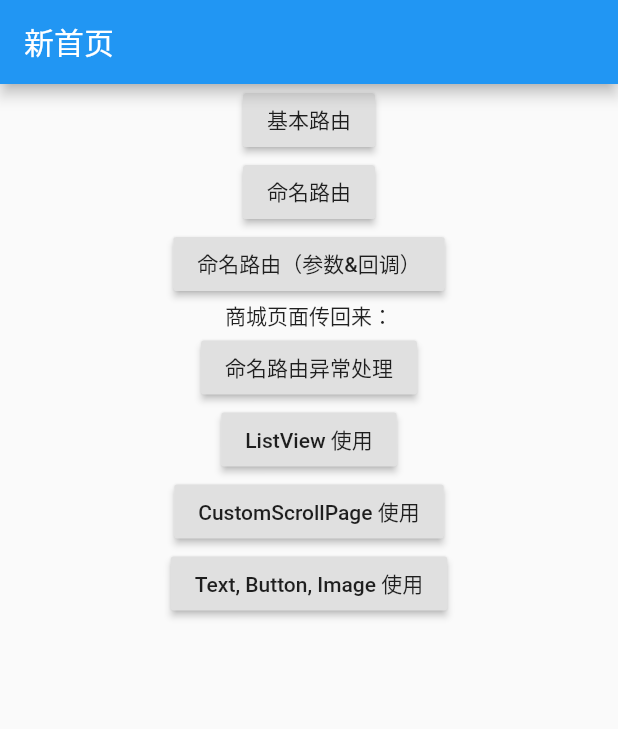
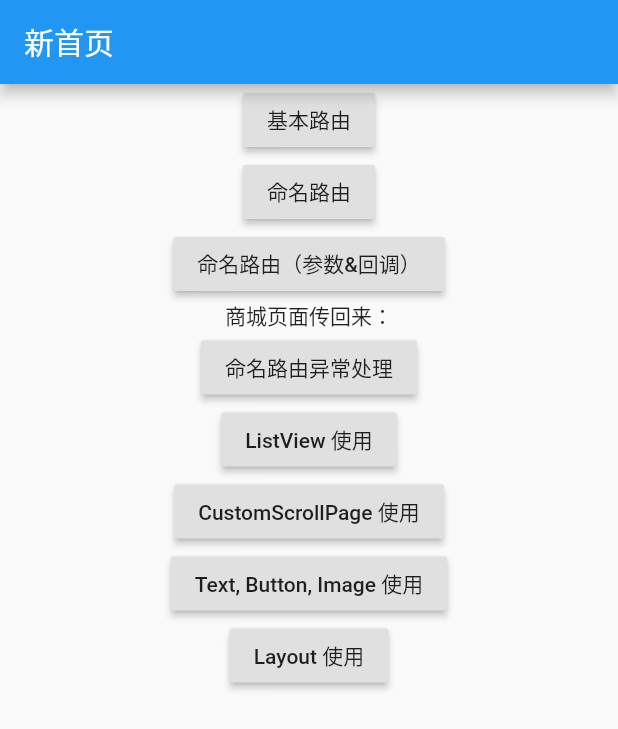
Before and after one commit to geeklyc/flutterDemo, a Flutter app: the screen it shows after launch, on a phone screen of 412 x 824 dp. Shown: the top 729 px of the screen. Run offline on Flutter 3.47's test engine with Material 2 defaults, Android fonts, the phone set to English and light mode, and no system bars; our stand-ins replace cached_network_image.

```diff
--- a/lib/HomePage.dart
+++ b/lib/HomePage.dart
@@ -53,6 +53,10 @@ class _HomePage extends State<HomePage> {
                 child: Text('Text, Button, Image 使用'),
                 onPressed: () => Navigator.pushNamed(context, 'basicPage'),
               ),
+              RaisedButton(
+                child: Text('Layout 使用'),
+                onPressed: () => Navigator.pushNamed(context, 'layoutPage'),
+              ),
             ],
           )),
     );
--- a/lib/main.dart
+++ b/lib/main.dart
@@ -5,6 +5,7 @@ import 'package:flutterdemo/UnknownPage.dart';
 import 'package:flutterdemo/ListPage.dart';
 import 'package:flutterdemo/CustomScrollPage.dart';
 import 'package:flutterdemo/BasicPage.dart';
+import 'package:flutterdemo/LayoutPage.dart';
 
 void main() => runApp(MyApp());
 
@@ -22,6 +23,7 @@ class MyApp extends StatelessWidget {
         "listPage": (context) => ListPage(),
         "customScrollPage": (context) => CustomScrollPage(),
         "basicPage": (context) => BasicPage(),
+        "layoutPage": (context) => LayoutPage(),
       }, // 注册路由
       onUnknownRoute: (RouteSettings setting) => MaterialPageRoute(builder: (context) => UnknownPage()),
       home: HomePage(),
```
Also changed, not shown: lib/LayoutPage.dart (added, +52 -0 lines).
